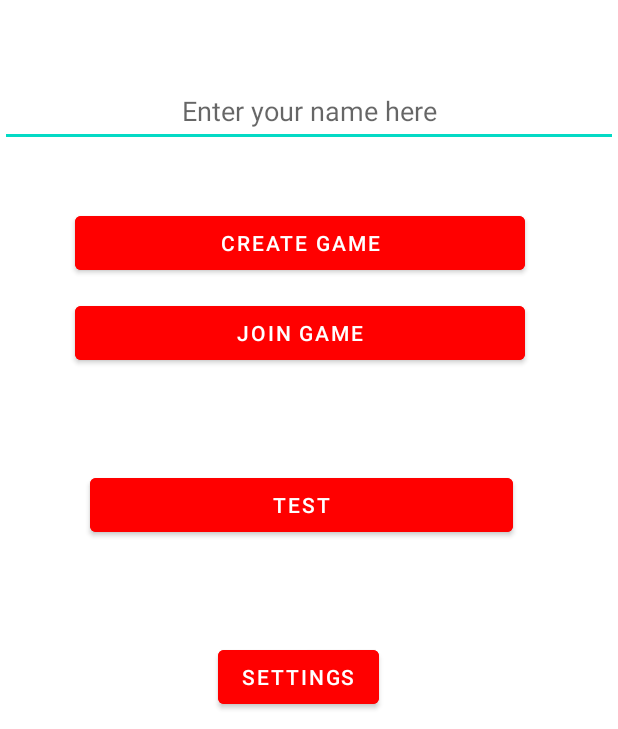
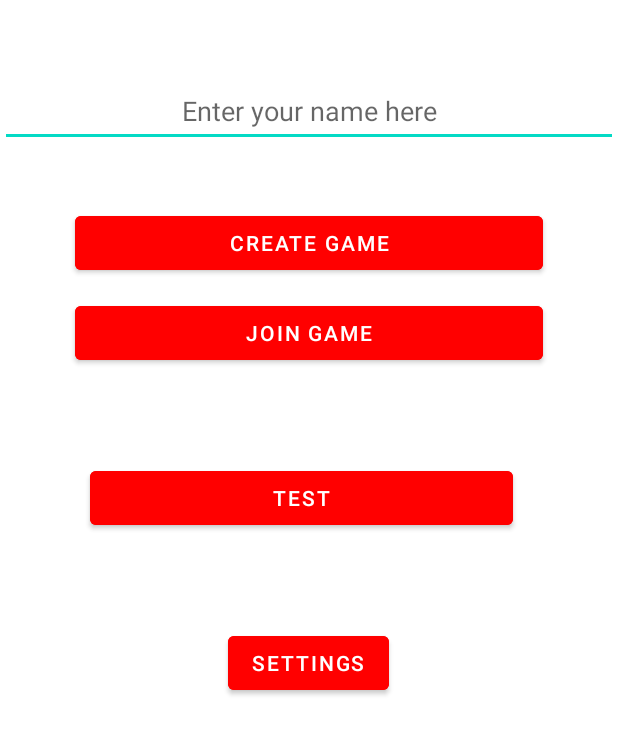
Before and after one commit to shech2/PhotoGuess, an Android app: the screen it shows after launch (MainActivity), on a phone screen of 412 x 824 dp, the part 507-1236 px from its top. Run offline under Robolectric (Android 15) with nearby library versions, the light colour scheme and no system bars; our stand-ins replace Firebase (no records; nobody signed in at launch, a user with empty details on screens opened directly).

Commit message:
Fixed all errors now

```diff
--- a/app/src/main/java/com/example/photoguess/gameLobbyFragment.java
+++ b/app/src/main/java/com/example/photoguess/gameLobbyFragment.java
@@ -73,7 +73,8 @@
         };
         playersRef.addValueEventListener(eventListener);
 
-        roomPinDisplay.setText("Room " + roomPin);
+        String string = getString(R.string.roomPin, roomPin);
+        roomPinDisplay.setText(string);
 
         backBTN.setOnClickListener(view -> replaceFragment(new MenuFragment()));
         return view;
--- a/app/src/main/res/layout/fragment_game.xml
+++ b/app/src/main/res/layout/fragment_game.xml
@@ -8,11 +8,10 @@
 
     <ImageView
         android:id="@+id/Logo"
-        android:layout_width="414dp"
-        android:layout_height="308dp"
+        android:layout_width="413dp"
+        android:layout_height="307dp"
         android:background="#FFFFFF"
         app:layout_constraintEnd_toEndOf="parent"
-        app:layout_constraintHorizontal_bias="0.0"
         app:layout_constraintStart_toStartOf="parent"
         app:layout_constraintTop_toTopOf="parent"
         app:srcCompat="@drawable/logo" />
--- a/app/src/main/res/layout/fragment_join_game.xml
+++ b/app/src/main/res/layout/fragment_join_game.xml
@@ -20,8 +20,10 @@
             android:background="#FFFFFF"
             app:layout_constraintBottom_toTopOf="@+id/editTextGamePIN"
             app:layout_constraintEnd_toEndOf="parent"
+            app:layout_constraintHorizontal_bias="0.666"
             app:layout_constraintStart_toStartOf="parent"
             app:layout_constraintTop_toTopOf="parent"
+            app:layout_constraintVertical_bias="0.0"
             app:srcCompat="@drawable/logo" />
 
         <EditText
@@ -41,11 +43,11 @@
 
         <Button
             android:id="@+id/joinGameButton"
-            android:layout_width="300dp"
+            android:layout_width="0dp"
             android:layout_height="wrap_content"
             android:layout_marginStart="50dp"
             android:layout_marginTop="100dp"
-            android:layout_marginEnd="10dp"
+            android:layout_marginEnd="50dp"
             android:backgroundTint="#FF0000"
             android:text="Join Game"
             app:layout_constraintEnd_toEndOf="parent"
--- a/app/src/main/res/layout/fragment_menu.xml
+++ b/app/src/main/res/layout/fragment_menu.xml
@@ -40,7 +40,7 @@
 
             <Button
                 android:id="@+id/createGameButton"
-                android:layout_width="300dp"
+                android:layout_width="0dp"
                 android:layout_height="wrap_content"
                 android:layout_marginStart="50dp"
                 android:layout_marginTop="38dp"
@@ -56,11 +56,11 @@
 
             <Button
                 android:id="@+id/joinGameButton"
-                android:layout_width="300dp"
+                android:layout_width="0dp"
                 android:layout_height="wrap_content"
                 android:layout_marginStart="50dp"
                 android:layout_marginTop="100dp"
-                android:layout_marginEnd="10dp"
+                android:layout_marginEnd="50dp"
                 android:backgroundTint="#FF0000"
                 android:text="Join Game"
                 app:layout_constraintEnd_toEndOf="parent"
@@ -72,18 +72,13 @@
                 android:id="@+id/SettingsBTN"
                 android:layout_width="wrap_content"
                 android:layout_height="wrap_content"
-                android:layout_marginStart="145dp"
-                android:layout_marginTop="100dp"
-                android:layout_marginEnd="145dp"
-                android:layout_marginBottom="5dp"
+                android:layout_marginBottom="20dp"
                 android:backgroundTint="#FF0000"
                 android:text="Settings"
                 app:layout_constraintBottom_toBottomOf="parent"
                 app:layout_constraintEnd_toEndOf="parent"
-                app:layout_constraintHorizontal_bias="0.0"
-                app:layout_constraintStart_toStartOf="parent"
-                app:layout_constraintTop_toBottomOf="@+id/joinGameButton"
-                app:layout_constraintVertical_bias="0.935" />
+                app:layout_constraintHorizontal_bias="0.498"
+                app:layout_constraintStart_toStartOf="parent" />
 
             <Button
                 android:id="@+id/test"
--- a/app/src/main/res/values/strings.xml
+++ b/app/src/main/res/values/strings.xml
@@ -2,4 +2,7 @@
     <string name="app_name">PhotoGuess</string>
     <!-- TODO: Remove or change this placeholder text -->
     <string name="hello_blank_fragment">Hello blank fragment</string>
+    <string name="roomPin">ROOM %1$s</string>
+    <string name="back">Back</string>
+    <string name="todo">TODO</string>
 </resources>
```
Also changed, not shown: app/src/main/res/layout/fragment_game_lobby.xml (+4 -4 lines).
